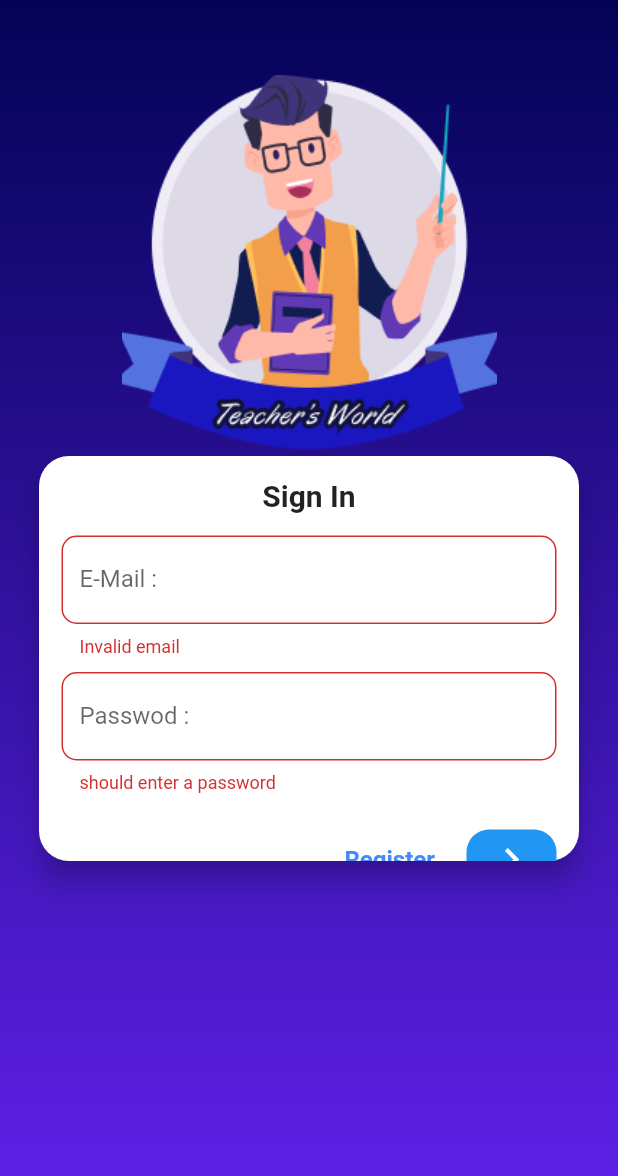
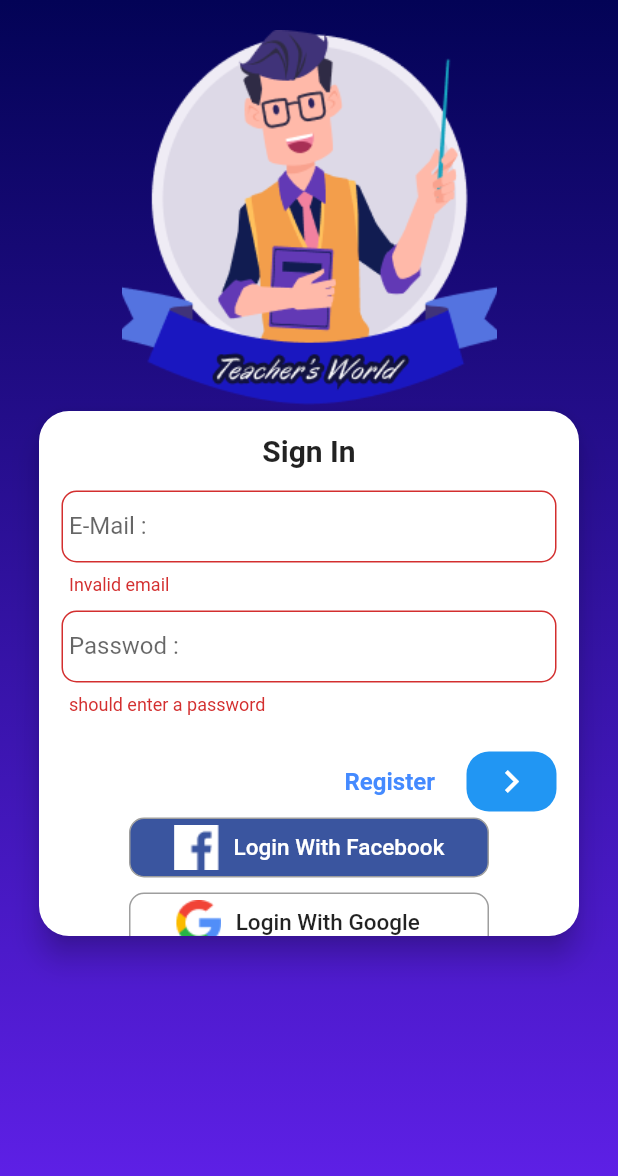
Before and after one commit to ahmedezzaouia/find_teachers, a Flutter app: the screen it shows after launch, after a tap on the "navigate next" icon, on a phone screen of 412 x 824 dp. Shown: the top 1176 px of the screen. Run offline on Flutter 3.47's test engine with Material 2 defaults, Android fonts, the phone set to English and light mode, and no system bars; our stand-ins replace firebase_auth, flutter_phoenix, google_sign_in, image_picker; missing offline and left inert: flutter_facebook_login; accounts and stored records are empty.

Commit message:
native authenticate firebase with  google and facebook signIn&Out

```diff
--- a/lib/main.dart
+++ b/lib/main.dart
@@ -1,4 +1,5 @@
 import 'package:flutter/material.dart';
+import 'package:flutter_phoenix/flutter_phoenix.dart';
 import './screens/subjects_screen.dart';
 import './screens/auth_screen.dart';
 import './screens/favorite_teachers_screen.dart';
@@ -9,9 +10,14 @@ import './screens/teacher_detail_screem.dart';
 import 'package:provider/provider.dart';
 import './screens/teachers_overview_screen.dart';
 import 'package:maroc_teachers/providers/auth.dart';
+import 'package:firebase_auth/firebase_auth.dart';
 
 void main() {
-  runApp(MyApp());
+  runApp(
+    Phoenix(
+      child: MyApp(),
+    ),
+  );
 }
 
 class MyApp extends StatelessWidget {
@@ -22,11 +28,7 @@ class MyApp extends StatelessWidget {
     return MultiProvider(
       providers: [
         ChangeNotifierProvider.value(value: Auth()),
-        ChangeNotifierProxyProvider<Auth, TeacherProvider>(
-          create: (BuildContext context) => TeacherProvider(null, null),
-          update: (BuildContext context, Auth auth, TeacherProvider teach) =>
-              TeacherProvider(auth.token, auth.userId),
-        ),
+        ChangeNotifierProvider.value(value: TeacherProvider()),
       ],
       child: Consumer<Auth>(
         builder: (ctx, auth, _) => MaterialApp(
@@ -37,13 +39,17 @@ class MyApp extends StatelessWidget {
               scaffoldBackgroundColor: Color(0xFF020251),
               visualDensity: VisualDensity.adaptivePlatformDensity,
             ),
-            home: auth.isAuth
-                ? SubjectsScreen()
-                : FutureBuilder(
-                    future: auth.tryAutoLogin(),
-                    builder: (ctx, snapShot) => AuthScreen(),
-                  ),
+            home: StreamBuilder(
+              stream: FirebaseAuth.instance.onAuthStateChanged,
+              builder: (ctx, snapshot) {
+                if (snapshot.hasData) {
+                  return SubjectsScreen();
+                }
+                return AuthScreen();
+              },
+            ),
             routes: {
+              SubjectsScreen.routeNamed: (ctx) => SubjectsScreen(),
               TeachersOverviewScreen.routeNamed: (context) =>
                   TeachersOverviewScreen(),
               TeacherDetaillScreen.routeNamed: (context) =>
--- a/lib/providers/auth.dart
+++ b/lib/providers/auth.dart
@@ -1,140 +1,100 @@
 import 'dart:async';
 import 'dart:convert';
 
+import 'package:firebase_auth/firebase_auth.dart';
 import 'package:flutter/cupertino.dart';
+import 'package:flutter_facebook_login/flutter_facebook_login.dart';
+import 'package:google_sign_in/google_sign_in.dart';
 import 'package:http/http.dart' as http;
 import 'package:maroc_teachers/http_exceptions/http_exception.dart';
-import 'package:shared_preferences/shared_preferences.dart';
 
 class Auth with ChangeNotifier {
-  String _token;
+  FirebaseAuth _auth = FirebaseAuth.instance;
+  GoogleSignIn googleSignIn = GoogleSignIn();
+  FacebookLogin facebookLogin = FacebookLogin();
+
   String _userId;
-  DateTime _expiryDate;
-  Timer _authTimer;
-
-  bool get isAuth {
-    return token != null;
-  }
-
-  String get token {
-    if (_token != null &&
-        _expiryDate != null &&
-        _expiryDate.isAfter(DateTime.now())) {
-      return _token;
-    }
-    return null;
-  }
-
   String get userId {
     return _userId;
   }
 
-//authenticat method
-  Future<void> _authenticate(
-      String urlSegment, String email, String password) async {
-    try {
-      final url =
-          'https://identitytoolkit.googleapis.com/v1/accounts:$urlSegment?key=AIzaSyADYq2fSjdf9j2oeBHum5lm4mcvcgGmXXw';
-
-      http.Response response = await http.post(
-        url,
-        body: jsonEncode(
-          {
-            'email': email,
-            'password': password,
-            'returnSecureToken': true,
-          },
-        ),
-      );
-      var responseData = jsonDecode(response.body);
-      print(responseData);
-      if (responseData['error'] != null) {
-        throw HttpException(responseData['error']['message']);
-      }
-      _token = responseData['idToken'];
-      _userId = responseData['localId'];
-      _expiryDate = DateTime.now()
-          .add(Duration(seconds: int.parse(responseData['expiresIn'])));
-      autoLogOut();
-
-      notifyListeners();
-
-      SharedPreferences preferences = await SharedPreferences.getInstance();
-      preferences.setString(
-        'userdata',
-        jsonEncode(
-          {
-            'token': _token,
-            'userId': _userId,
-            'expireyDate': _expiryDate.toIso8601String(),
-          },
-        ),
-      );
-    } catch (error) {
-      throw error;
-    }
-  }
-
 //register method
   Future<void> signUp(String email, String password) async {
-    await _authenticate('signUp', email, password);
+    await _auth.createUserWithEmailAndPassword(
+        email: email, password: password);
   }
 
 // login method
   Future<void> login(String email, String password) async {
-    await _authenticate('signInWithPassword', email, password);
+    print('email : $email');
+    print('password : $password');
+    await _auth.signInWithEmailAndPassword(email: email, password: password);
   }
 
   //log out method
-  Future<void> logOut() async {
-    _token = null;
-    _userId = null;
-    _expiryDate = null;
+  Future logOut() async {
+    await _auth.signOut();
+    await googleSignIn.signOut();
+    await facebookLogin.logOut();
     notifyListeners();
-    if (_authTimer != null) {
-      _authTimer.cancel();
-      _authTimer = null;
-    }
+  }
 
-    SharedPreferences preferences = await SharedPreferences.getInstance();
-    if (preferences != null) {
-      preferences.clear();
+  //Sign With Google
+  Future signWithGoole() async {
+    GoogleSignInAccount googleSignInAccount = await googleSignIn.signIn();
+    GoogleSignInAuthentication googleSignInAuthentication =
+        await googleSignInAccount.authentication;
+
+    final AuthCredential credential = GoogleAuthProvider.getCredential(
+      accessToken: googleSignInAuthentication.accessToken,
+      idToken: googleSignInAuthentication.idToken,
+    );
+    if (googleSignInAuthentication.accessToken != null) {
+      AuthResult result = await _auth.signInWithCredential(credential);
+      FirebaseUser user = result.user;
+      assert(!user.isAnonymous);
+      assert(user.email != null);
+      assert(user.displayName != null);
+      assert(await user.getIdToken() != null);
+      final FirebaseUser currentUser = await _auth.currentUser();
+      assert(user.uid == currentUser.uid);
+      notifyListeners();
+
+      print('username :${user.displayName}  userUid : ${user.uid}');
     }
   }
 
-  //auto log out method
-  void autoLogOut() {
-    print('start time to auto log out...');
-    final timeToExpiry = _expiryDate.difference(DateTime.now()).inSeconds;
+//sign with Facebook
+  Future signInWithFacebook() async {
+    final result = await facebookLogin.logIn(['email']);
 
-    print(timeToExpiry);
-    if (_authTimer != null) {
-      _authTimer.cancel();
+    switch (result.status) {
+      case FacebookLoginStatus.error:
+        print("Error facebook login ");
+        break;
+
+      case FacebookLoginStatus.cancelledByUser:
+        print("CancelledByUser facebook login");
+        break;
+
+      case FacebookLoginStatus.loggedIn:
+        print("LoggedIn to facebook account");
+        try {
+          AuthCredential credential = FacebookAuthProvider.getCredential(
+            accessToken: result.accessToken.token,
+          );
+          AuthResult authResult = await _auth.signInWithCredential(credential);
+          FirebaseUser user = authResult.user;
+          assert(!user.isAnonymous);
+          assert(user.email != null);
+          assert(user.displayName != null);
+          assert(await user.getIdToken() != null);
+        } catch (error) {
+          print('login error :${error.toString()}');
+        }
+        break;
     }
-    _authTimer = Timer(Duration(seconds: timeToExpiry), logOut);
-  }
 
-  // auto login method
-  Future<void> tryAutoLogin() async {
-    print('try to auto loging...');
-
-    SharedPreferences preferences = await SharedPreferences.getInstance();
-    if (!preferences.containsKey('userdata')) {
-      return;
-    }
-    final extractedUserData =
-        jsonDecode(preferences.getString('userdata')) as Map<String, Object>;
-    final expiryData = DateTime.parse(extractedUserData['expireyDate']);
-
-    if (expiryData.isBefore(DateTime.now())) {
-      return;
-    }
-    print(extractedUserData);
-    _token = extractedUserData['token'];
-    _userId = extractedUserData['userId'];
-    _expiryDate = DateTime.parse(extractedUserData['expireyDate']);
-    notifyListeners();
-
-    autoLogOut();
+    return null;
   }
 }
--- a/lib/screens/auth_screen.dart
+++ b/lib/screens/auth_screen.dart
@@ -32,7 +32,7 @@ class _AuthScreenState extends State<AuthScreen> {
           ),
           SingleChildScrollView(
             child: Container(
-              padding: EdgeInsets.symmetric(horizontal: 10, vertical: 50),
+              padding: EdgeInsets.symmetric(horizontal: 10, vertical: 20),
               height: deviceSize.height,
               width: deviceSize.width,
               child: Column(
@@ -114,28 +114,33 @@ class _AuthCardState extends State<AuthCard> {
         await Provider.of<Auth>(context, listen: false)
             .signUp(_authdata['Email'], _authdata['Password']);
       }
-    } on HttpException catch (error) {
+    } catch (error) {
       var errorMessage = 'authenticate failed';
-      if (error.toString().contains('EMAIL_EXISTS')) {
+
+      if (error.toString().contains('ERROR_USER_NOT_FOUND')) {
+        errorMessage = 'could not find a user with that email';
+      } else if (error.toString().contains('ERROR_WRONG_PASSWORD')) {
+        errorMessage = 'Invalid password or the [password] is wrong';
+      } else if (error.toString().contains('ERROR_INVALID_EMAIL')) {
+        errorMessage = 'This is not a valid email address';
+      } else if (error.toString().contains('ERROR_EMAIL_ALREADY_IN_USE')) {
         errorMessage = 'This email address is already in use.';
-      } else if (error.toString().contains('INVALID_EMAIL')) {
-        errorMessage = 'This is not a valid email address';
-      } else if (error.toString().contains('WEAK_PASSWORD')) {
-        errorMessage = 'This password is too weak.';
-      } else if (error.toString().contains('EMAIL_NOT_FOUND')) {
-        errorMessage = 'Could not find a user with that email.';
-      } else if (error.toString().contains('INVALID_PASSWORD')) {
-        errorMessage = 'Invalid password.';
+      } else if (error.toString().contains('ERROR_TOO_MANY_REQUESTS')) {
+        errorMessage = 'too many attempts to sign in as this user.';
+      } else if (error.toString().contains('ERROR_OPERATION_NOT_ALLOWED')) {
+        errorMessage =
+            'Indicates that Email & Password accounts are not enabled.';
+      } else if (error.toString().contains('ERROR_WEAK_PASSWORD')) {
+        errorMessage = ' the password is not strong enough.';
       }
       _showMessageDialog(errorMessage);
-    } catch (error) {
       print('catch error : ${error.toString()}');
-      var errorMessage = 'could not authenticate you, please try again.';
-      _showMessageDialog(errorMessage);
     }
-    setState(() {
-      isloading = false;
-    });
+    if (this.mounted) {
+      setState(() {
+        isloading = false;
+      });
+    }
   }
 
   @override
@@ -144,7 +149,7 @@ class _AuthCardState extends State<AuthCard> {
       shape: RoundedRectangleBorder(borderRadius: BorderRadius.circular(20)),
       elevation: 8.0,
       child: Container(
-        height: _authMode == AuthMode.Login ? 270 : 320,
+        height: _authMode == AuthMode.Login ? 350 : 385,
         width: 360,
         child: Form(
           key: _formKey,
@@ -162,6 +167,8 @@ class _AuthCardState extends State<AuthCard> {
                     SizedBox(height: 15),
                     TextFormField(
                       decoration: InputDecoration(
+                        contentPadding:
+                            EdgeInsets.symmetric(vertical: 6, horizontal: 5),
                         labelText: 'E-Mail :',
                         fillColor: Colors.white,
                         filled: true,
@@ -185,6 +192,8 @@ class _AuthCardState extends State<AuthCard> {
                       controller: _passwordController,
                       decoration: InputDecoration(
                         labelText: 'Passwod :',
+                        contentPadding:
+                            EdgeInsets.symmetric(vertical: 6, horizontal: 5),
                         fillColor: Colors.white,
                         filled: true,
                         border: OutlineInputBorder(
@@ -209,6 +218,8 @@ class _AuthCardState extends State<AuthCard> {
                         ? Container()
                         : TextFormField(
                             decoration: InputDecoration(
+                              contentPadding: EdgeInsets.symmetric(
+                                  vertical: 6, horizontal: 5),
                               labelText: 'Confirme Password :',
                               fillColor: Colors.white,
                               filled: true,
@@ -261,6 +272,29 @@ class _AuthCardState extends State<AuthCard> {
                           ),
                         ),
                       ],
+                    ),
+                    buildLoginButton(
+                      _authMode == AuthMode.Login
+                          ? 'Login With Facebook'
+                          : 'Register with Facebook',
+                      'assets/facebook_logo.png',
+                      Color(0xFF3A559F),
+                      () {
+                        Provider.of<Auth>(context, listen: false)
+                            .signInWithFacebook();
+                      },
+                    ),
+                    SizedBox(height: 10),
+                    buildLoginButton(
+                      _authMode == AuthMode.Login
+                          ? 'Login With Google    '
+                          : 'Register With Google    ',
+                      'assets/google_logo.png',
+                      Colors.white,
+                      () {
+                        Provider.of<Auth>(context, listen: false)
+                            .signWithGoole();
+                      },
                     )
                   ],
                 ),
@@ -268,4 +302,42 @@ class _AuthCardState extends State<AuthCard> {
       ),
     );
   }
+
+  Padding buildLoginButton(
+      String title, String imageUrl, Color color, Function signFn) {
+    return Padding(
+      padding: const EdgeInsets.symmetric(horizontal: 45),
+      child: GestureDetector(
+        onTap: signFn,
+        child: Container(
+          height: 40,
+          alignment: Alignment.center,
+          decoration: BoxDecoration(
+              color: color,
+              border: Border.all(color: Colors.grey, width: 1),
+              borderRadius: BorderRadius.circular(10)),
+          child: Row(
+            mainAxisSize: MainAxisSize.min,
+            children: <Widget>[
+              Image.asset(
+                imageUrl,
+                height: 30,
+                width: 30,
+                fit: BoxFit.cover,
+              ),
+              SizedBox(width: 10),
+              Text(
+                title,
+                style: TextStyle(
+                    fontSize: 15,
+                    fontWeight: FontWeight.w500,
+                    color:
+                        color == Colors.white ? Colors.black87 : Colors.white),
+              ),
+            ],
+          ),
+        ),
+      ),
+    );
+  }
 }
--- a/lib/screens/favorite_teachers_screen.dart
+++ b/lib/screens/favorite_teachers_screen.dart
@@ -1,4 +1,5 @@
 import 'package:flutter/material.dart';
+import 'package:maroc_teachers/screens/subjects_screen.dart';
 import '../providers/teacher.dart';
 import '../providers/teacher_provider.dart';
 import '../screens/teacher_management_screen.dart';
@@ -16,7 +17,7 @@ class _FavoriteTeachersScreenState extends State<FavoriteTeachersScreen> {
   ontapTapped(index) {
     print(index);
     if (index == 0) {
-      Navigator.of(context).pushReplacementNamed('/');
+      Navigator.pushReplacementNamed(context, SubjectsScreen.routeNamed);
     } else if (index == 1) {
       Navigator.of(context).pushReplacementNamed(
           FavoriteTeachersScreen.routeNamed,
--- a/lib/widgets/favorite_item.dart
+++ b/lib/widgets/favorite_item.dart
@@ -41,10 +41,7 @@ class FavoriteItem extends StatelessWidget {
                               size: 30,
                             ),
                       onPressed: () async {
-                        await teacher.toggleFavorite(
-                          Provider.of<Auth>(context, listen: false).userId,
-                          Provider.of<Auth>(context, listen: false).token,
-                        );
+                        await teacher.toggleFavorite();
                       }),
                 )
               ],
--- a/lib/widgets/teacher_item.dart
+++ b/lib/widgets/teacher_item.dart
@@ -66,10 +66,7 @@ class TeacherItem extends StatelessWidget {
                       color: Colors.red,
                     ),
                     onPressed: () async {
-                      await teachData.toggleFavorite(
-                        Provider.of<Auth>(context, listen: false).userId,
-                        Provider.of<Auth>(context, listen: false).token,
-                      );
+                      await teachData.toggleFavorite();
                     }),
               ),
             )
```
Also changed, not shown: lib/providers/teacher.dart (+5 -2 lines), lib/providers/teacher_provider.dart (+26 -13 lines), lib/screens/edit_teacher_screen.dart (+75 -62 lines), lib/screens/subjects_screen.dart (+39 -1 lines), lib/widgets/appdrawer.dart (+3 -6 lines), pubspec.yaml (+8 -1 lines), assets/facebook_logo.png (added), assets/google_logo.png (added), pubspec.lock, 5 other files.
